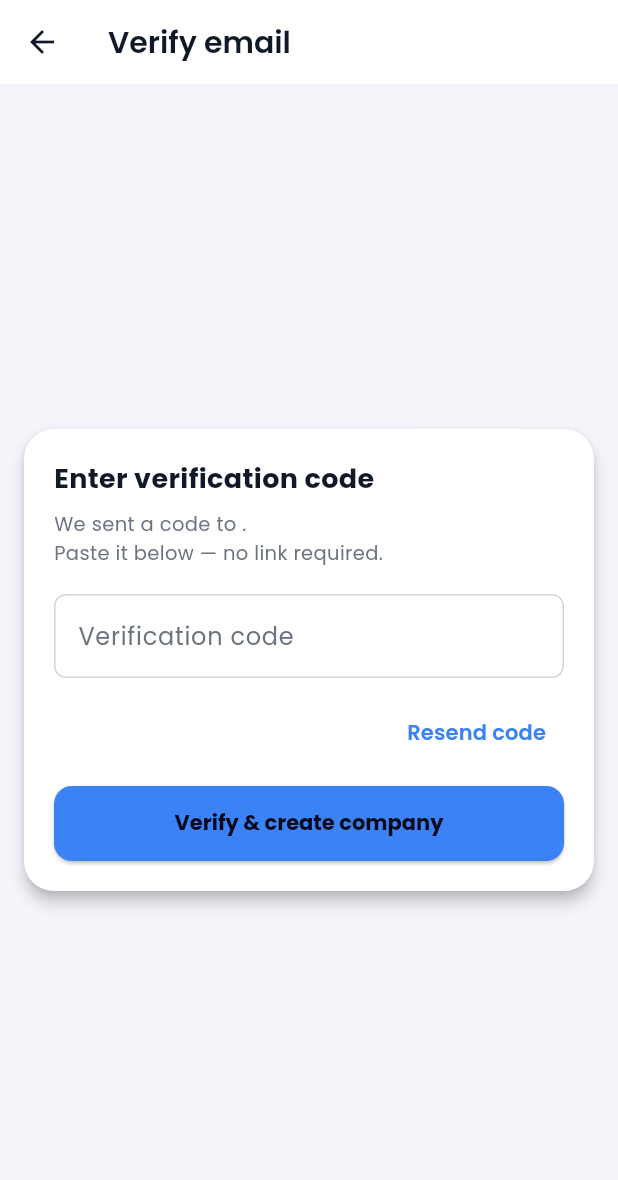
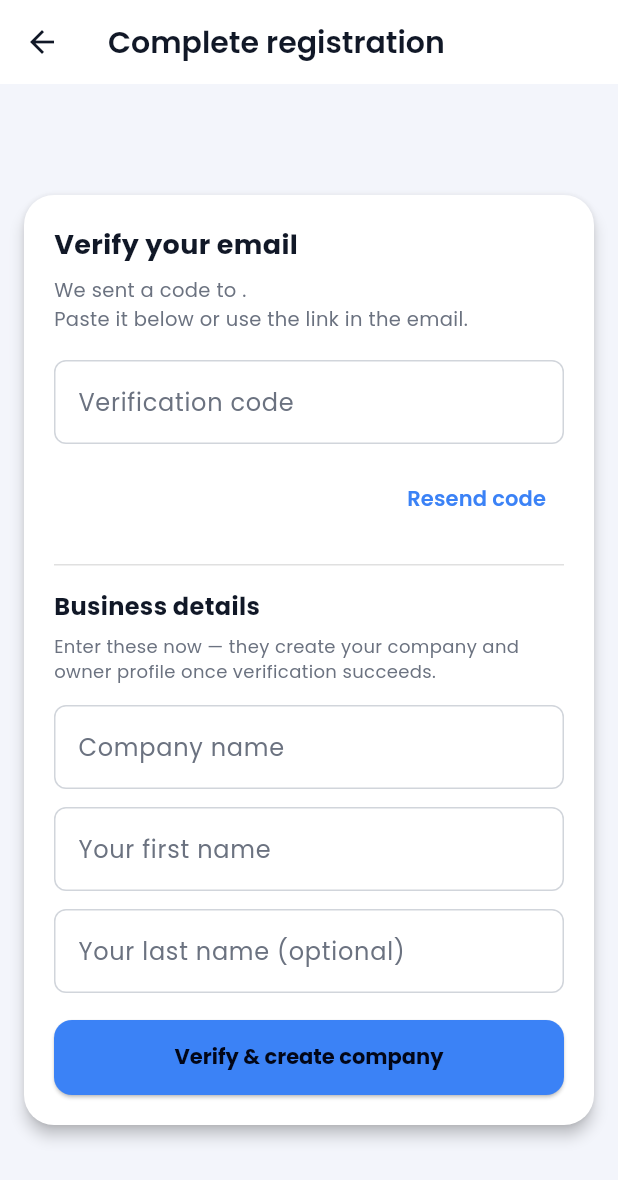
Before and after one commit to kaisynctech/KaiSyncWorkforce-App, a Flutter app: the HrRegisterVerifyEmailScreen screen opened directly with empty values, on a phone screen of 412 x 824 dp. Shown: the top 1180 px of the screen. Run offline on Flutter 3.47's test engine with Material 3 defaults, Android fonts, the phone set to English and light mode, and no system bars; our stand-ins replace file_picker, geocoding, geolocator, google_fonts, image_picker, package_info_plus and 4 more; missing offline and left inert: excel, file_saver; accounts and stored records are empty.

Commit message:
refactor(hr): email/password first; company and owner names on verify step
Co-authored-by: Cursor <cursoragent@cursor.com>

```diff
--- a/lib/screens/hr_register_verify_email_screen.dart
+++ b/lib/screens/hr_register_verify_email_screen.dart
@@ -12,21 +12,15 @@ import '../widgets/app_feedback.dart';
 import '../widgets/load_error_panel.dart';
 import 'hr_registration_success_screen.dart';
 
-/// Second step of HR self-registration: enter email OTP (no magic links).
+/// HR registration step 2: verify email (OTP or existing session), then company / owner details.
 class HrRegisterVerifyEmailScreen extends StatefulWidget {
   final String email;
   final String password;
-  final String companyName;
-  final String ownerFirstName;
-  final String ownerLastName;
 
   const HrRegisterVerifyEmailScreen({
     super.key,
     required this.email,
     required this.password,
-    required this.companyName,
-    required this.ownerFirstName,
-    required this.ownerLastName,
   });
 
   @override
@@ -36,6 +30,9 @@ class HrRegisterVerifyEmailScreen extends StatefulWidget {
 
 class _HrRegisterVerifyEmailScreenState extends State<HrRegisterVerifyEmailScreen> {
   final _otpCtrl = TextEditingController();
+  final _companyCtrl = TextEditingController();
+  final _ownerFirstCtrl = TextEditingController();
+  final _ownerLastCtrl = TextEditingController();
 
   bool _loading = false;
   bool _sendingCode = false;
@@ -43,6 +40,9 @@ class _HrRegisterVerifyEmailScreenState extends State<HrRegisterVerifyEmailScree
   @override
   void dispose() {
     _otpCtrl.dispose();
+    _companyCtrl.dispose();
+    _ownerFirstCtrl.dispose();
+    _ownerLastCtrl.dispose();
     super.dispose();
   }
 
@@ -70,8 +70,19 @@ class _HrRegisterVerifyEmailScreenState extends State<HrRegisterVerifyEmailScree
     final alreadySignedInAsSelf =
         user?.email?.trim().toLowerCase() == normalizedEmail;
 
+    final companyName = _companyCtrl.text.trim();
+    final ownerFirst = _ownerFirstCtrl.text.trim();
+
     if (!alreadySignedInAsSelf && code.isEmpty) {
       showInfoSnack(context, 'Enter the verification code from your email.');
+      return;
+    }
+    if (companyName.isEmpty) {
+      showInfoSnack(context, 'Enter your company name.');
+      return;
+    }
+    if (ownerFirst.isEmpty) {
+      showInfoSnack(context, 'Enter your first name.');
       return;
     }
 
@@ -120,9 +131,9 @@ class _HrRegisterVerifyEmailScreenState extends State<HrRegisterVerifyEmailScree
 
       try {
         final result = await SupabaseTimesheetStorage.registerCompanySelfService(
-          companyName: widget.companyName,
-          ownerFirstName: widget.ownerFirstName,
-          ownerLastName: widget.ownerLastName,
+          companyName: companyName,
+          ownerFirstName: ownerFirst,
+          ownerLastName: _ownerLastCtrl.text.trim(),
         );
 
         await HrSelfRegisterDraft.clear();
@@ -148,6 +159,14 @@ class _HrRegisterVerifyEmailScreenState extends State<HrRegisterVerifyEmailScree
           ),
         );
       } catch (e) {
+        await HrSelfRegisterDraft.save(
+          HrSelfRegisterDraft(
+            email: widget.email,
+            companyName: companyName,
+            ownerFirstName: ownerFirst,
+            ownerLastName: _ownerLastCtrl.text.trim(),
+          ),
+        );
         AppTelemetry.logError(
           screen: 'hr_register_verify_email_screen',
           action: 'register_company_self_service',
@@ -179,7 +198,7 @@ class _HrRegisterVerifyEmailScreenState extends State<HrRegisterVerifyEmailScree
         foregroundColor: const Color(0xFF111827),
         elevation: 0,
         title: Text(
-          'Verify email',
+          'Complete registration',
           style: GoogleFonts.poppins(fontWeight: FontWeight.w600),
         ),
       ),
@@ -201,7 +220,7 @@ class _HrRegisterVerifyEmailScreenState extends State<HrRegisterVerifyEmailScree
                   crossAxisAlignment: CrossAxisAlignment.stretch,
                   children: [
                     Text(
-                      'Enter verification code',
+                      'Verify your email',
                       style: GoogleFonts.poppins(
                         color: const Color(0xFF111827),
                         fontSize: 18,
@@ -211,7 +230,7 @@ class _HrRegisterVerifyEmailScreenState extends State<HrRegisterVerifyEmailScree
                     const SizedBox(height: 8),
                     Text(
                       'We sent a code to ${widget.email.trim()}.\n'
-                      'Paste it below — no link required.',
+                      'Paste it below or use the link in the email.',
                       style: GoogleFonts.poppins(
                         color: const Color(0xFF6B7280),
                         fontSize: 13,
@@ -222,8 +241,7 @@ class _HrRegisterVerifyEmailScreenState extends State<HrRegisterVerifyEmailScree
                       controller: _otpCtrl,
                       keyboardType: TextInputType.number,
                       autofillHints: const [AutofillHints.oneTimeCode],
-                      textInputAction: TextInputAction.done,
-                      onSubmitted: (_) => _loading ? null : _verifyAndCreateCompany(),
+                      textInputAction: TextInputAction.next,
                       decoration: const InputDecoration(
                         labelText: 'Verification code',
                         hintText: 'Code from email',
@@ -243,7 +261,53 @@ class _HrRegisterVerifyEmailScreenState extends State<HrRegisterVerifyEmailScree
                         ),
                       ),
                     ),
+                    const SizedBox(height: 20),
+                    Divider(height: 1, color: Colors.grey.shade300),
+                    const SizedBox(height: 16),
+                    Text(
+                      'Business details',
+                      style: GoogleFonts.poppins(
+                        color: const Color(0xFF111827),
+                        fontSize: 16,
+                        fontWeight: FontWeight.w700,
+                      ),
+                    ),
+                    const SizedBox(height: 6),
+                    Text(
+                      'Enter these now — they create your company and owner profile once verification succeeds.',
+                      style: GoogleFonts.poppins(
+                        color: const Color(0xFF6B7280),
+                        fontSize: 12,
+                      ),
+                    ),
+                    const SizedBox(height: 14),
+                    TextField(
+                      controller: _companyCtrl,
+                      autofillHints: const [AutofillHints.organizationName],
+                      textInputAction: TextInputAction.next,
+                      decoration: const InputDecoration(labelText: 'Company name'),
+                    ),
                     const SizedBox(height: 12),
+                    TextField(
+                      controller: _ownerFirstCtrl,
+                      autofillHints: const [AutofillHints.givenName],
+                      textInputAction: TextInputAction.next,
+                      decoration: const InputDecoration(
+                        labelText: 'Your first name',
+                        hintText: 'Company owner / HR employee record',
+                      ),
+                    ),
+                    const SizedBox(height: 12),
+                    TextField(
+                      controller: _ownerLastCtrl,
+                      autofillHints: const [AutofillHints.familyName],
+                      textInputAction: TextInputAction.done,
+                      onSubmitted: (_) => _loading ? null : _verifyAndCreateCompany(),
+                      decoration: const InputDecoration(
+                        labelText: 'Your last name (optional)',
+                      ),
+                    ),
+                    const SizedBox(height: 18),
                     SizedBox(
                       height: 50,
                       child: ElevatedButton(
--- a/lib/screens/hr_sign_in_screen.dart
+++ b/lib/screens/hr_sign_in_screen.dart
@@ -190,6 +190,10 @@ class _HrSignInScreenState extends State<HrSignInScreen> {
     final user = Supabase.instance.client.auth.currentUser;
     if (draft == null || user?.email == null) return null;
     if (draft.normalizedEmail != user!.email!.trim().toLowerCase()) {
+      return null;
+    }
+
+    if (draft.companyName.trim().isEmpty || draft.ownerFirstName.trim().isEmpty) {
       return null;
     }
 
--- a/lib/services/hr_self_register_draft.dart
+++ b/lib/services/hr_self_register_draft.dart
@@ -2,8 +2,9 @@ import 'dart:convert';
 
 import 'package:shared_preferences/shared_preferences.dart';
 
-/// Holds HR self-registration fields from step 1 (before OTP). Lets sign-in
-/// complete `self_register_company` without asking for the same details again.
+/// Holds HR self-registration progress. Step 1 may save email only; company /
+/// owner fields are filled on the verify screen (or restored here after a
+/// partial failure). Lets sign-in complete `self_register_company` when needed.
 class HrSelfRegisterDraft {
   static const _prefsKey = 'hr_self_register_draft_v1';
 
```
Also changed, not shown: lib/screens/hr_register_screen.dart (+13 -56 lines).
